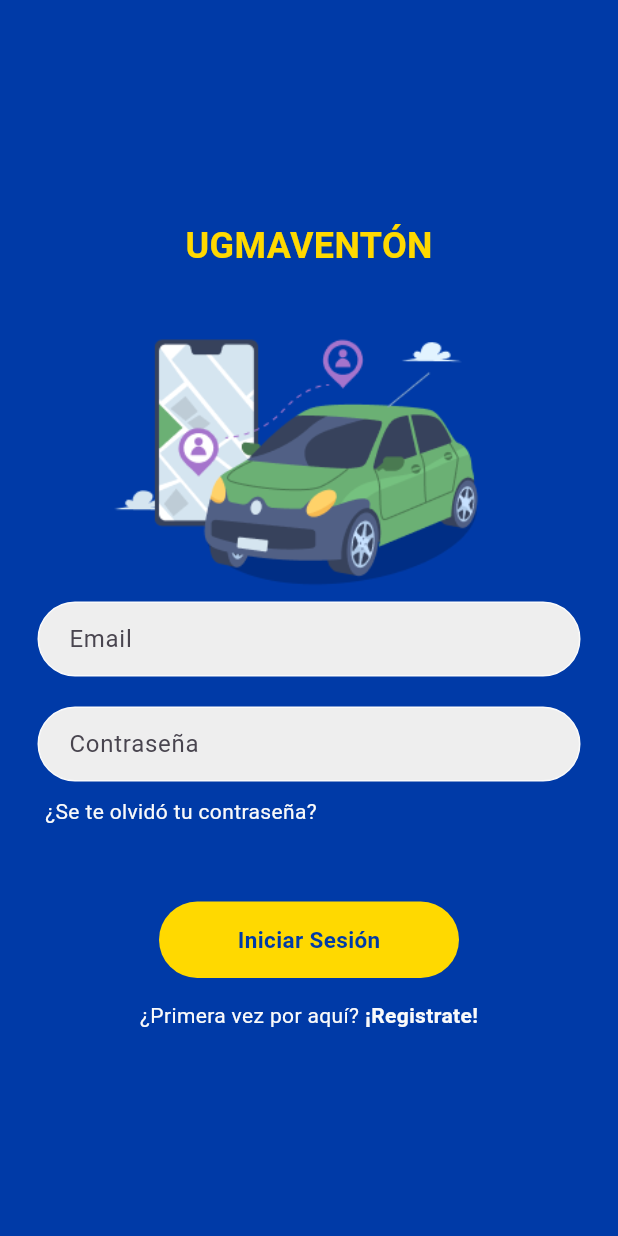
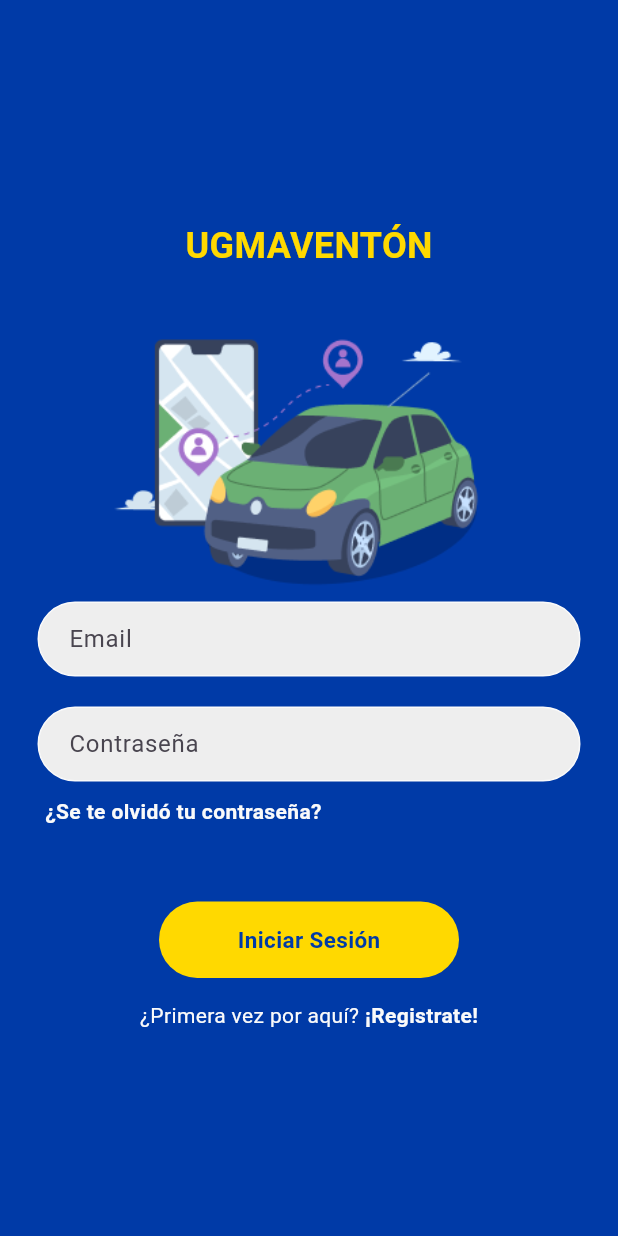
Before and after one commit to JoseL2119/ugmaventon-, a Flutter app: the screen it shows after launch, on a phone screen of 412 x 824 dp. Run offline on Flutter 3.47's test engine with Material 3 defaults, Android fonts, the phone set to English and light mode, and no system bars; our stand-ins replace cloud_firestore, firebase_auth, firebase_core, image_picker; accounts and stored records are empty.

Commit message:
Creacion Recovery_page para la contraseña utilizando firebase auth

```diff
--- a/lib/pages/login_page.dart
+++ b/lib/pages/login_page.dart
@@ -18,26 +18,23 @@ class _LoginPageState extends State<LoginPage> {
   @override
   Widget build(BuildContext context) {
     return Scaffold(
-      backgroundColor: Color(0xFF003AA7),
+      backgroundColor: const Color(0xFF003AA7),
       body: SafeArea(
         child: Center(
           child: SingleChildScrollView(
             child: Column(
               mainAxisAlignment: MainAxisAlignment.center,
               children: [
-                SizedBox(
-                  height: 10,
-                ),
-                Text(
+                const SizedBox(height: 10),
+                const Text(
                   'UGMAVENTÓN',
                   style: TextStyle(
                     fontWeight: FontWeight.bold,
                     fontSize: 24,
-                      color: Color(0xFFFFD900)),
+                    color: Color(0xFFFFD900),
                   ),
-                SizedBox(
-                  height: 20,
                 ),
+                const SizedBox(height: 20),
                 Image.asset(
                   'assets/logoapp.PNG', // Ruta de la imagen.
                   height: 200,
@@ -47,7 +44,7 @@ class _LoginPageState extends State<LoginPage> {
                   child: Container(
                     decoration: BoxDecoration(
                       color: Colors.grey[200],
-                      border: Border.all(color: Color(0xFFFAFAFA)),
+                      border: Border.all(color: const Color(0xFFFAFAFA)),
                       borderRadius: BorderRadius.circular(59),
                     ),
                     child: Center(
@@ -55,7 +52,7 @@ class _LoginPageState extends State<LoginPage> {
                         padding: const EdgeInsets.only(left: 20.0),
                         child: TextField(
                           controller: _emailController,
-                          decoration: InputDecoration(
+                          decoration: const InputDecoration(
                             border: InputBorder.none,
                             hintText: 'Email',
                           ),
@@ -64,15 +61,13 @@ class _LoginPageState extends State<LoginPage> {
                     ),
                   ),
                 ),
-                SizedBox(
-                  height: 20,
-                ),
+                const SizedBox(height: 20),
                 Padding(
                   padding: const EdgeInsets.symmetric(horizontal: 25.0),
                   child: Container(
                     decoration: BoxDecoration(
                       color: Colors.grey[200],
-                      border: Border.all(color: Color(0xFFFAFAFA)),
+                      border: Border.all(color: const Color(0xFFFAFAFA)),
                       borderRadius: BorderRadius.circular(59),
                     ),
                     child: Center(
@@ -81,7 +76,7 @@ class _LoginPageState extends State<LoginPage> {
                         child: TextField(
                           controller: _passwordController,
                           obscureText: true,
-                          decoration: InputDecoration(
+                          decoration: const InputDecoration(
                             border: InputBorder.none,
                             hintText: 'Contraseña',
                           ),
@@ -90,26 +85,28 @@ class _LoginPageState extends State<LoginPage> {
                     ),
                   ),
                 ),
-                SizedBox(
-                  height: 10,
-                ),
+                const SizedBox(height: 10),
                 Padding(
                   padding: const EdgeInsets.symmetric(horizontal: 30.0),
                   child: Row(
                     mainAxisAlignment: MainAxisAlignment.start,
                     children: [
-                      Text(
+                      GestureDetector(
+                        onTap: () {
+                          Navigator.pushNamed(context, '/password_recovery');
+                        },
+                        child: const Text(
                           '¿Se te olvidó tu contraseña?',
                           style: TextStyle(
                             color: Color(0xFFFAFAFA),
+                            fontWeight: FontWeight.bold,
+                          ),
                         ),
                       ),
                     ],
                   ),
                 ),
-                SizedBox(
-                  height: 50,
-                ),
+                const SizedBox(height: 50),
                 Padding(
                   padding: const EdgeInsets.symmetric(horizontal: 20.0),
                   child: GestureDetector(
@@ -124,25 +121,27 @@ class _LoginPageState extends State<LoginPage> {
 
                       if (success) {
                         ScaffoldMessenger.of(context).showSnackBar(
-                          SnackBar(content: Text("Inicio Exitoso")),
+                          const SnackBar(content: Text("Inicio Exitoso")),
                         );
 
                         // Redirigir a la pantalla de perfil de usuario
                         Navigator.pushNamed(context, '/user_profile');
                       } else {
                         ScaffoldMessenger.of(context).showSnackBar(
-                          SnackBar(content: Text('Correo o Contraseña incorrectos')),
+                          const SnackBar(
+                              content: Text('Correo o Contraseña incorrectos')),
                         );
                       }
                     },
                     child: Container(
                       width: 200,
-                      padding: EdgeInsets.symmetric(horizontal: 25, vertical: 15),
+                      padding: const EdgeInsets.symmetric(
+                          horizontal: 25, vertical: 15),
                       decoration: BoxDecoration(
-                        color: Color(0xFFFFD900),
+                        color: const Color(0xFFFFD900),
                         borderRadius: BorderRadius.circular(30),
                       ),
-                      child: Center(
+                      child: const Center(
                         child: Text(
                           'Iniciar Sesión',
                           style: TextStyle(
@@ -155,13 +154,11 @@ class _LoginPageState extends State<LoginPage> {
                     ),
                   ),
                 ),
-                SizedBox(
-                  height: 15,
-                ),
+                const SizedBox(height: 15),
                 Row(
                   mainAxisAlignment: MainAxisAlignment.center,
                   children: [
-                    Text(
+                    const Text(
                       '¿Primera vez por aquí?',
                       style: TextStyle(
                         color: Color(0xFFFAFAFA),
@@ -171,11 +168,12 @@ class _LoginPageState extends State<LoginPage> {
                       onTap: () {
                         Navigator.pushNamed(context, '/type_register');
                       },
-                      child: Text(
+                      child: const Text(
                         ' ¡Registrate!',
                         style: TextStyle(
                           color: Color(0xFFFAFAFA),
-                            fontWeight: FontWeight.bold),
+                          fontWeight: FontWeight.bold,
+                        ),
                       ),
                     ),
                   ],
--- a/lib/routes/app_routes.dart
+++ b/lib/routes/app_routes.dart
@@ -4,7 +4,7 @@ import '../pages/register_page.dart';
 import '../pages/type_register.dart'; // Importamos la pantalla de selección
 import '../pages/register_passenger.dart'; // Importamos la pantalla de pasajeros
 import '../pages/user_profile_page.dart'; // Importamos la pantalla de pasajeros
-
+import '../pages/password_recovery_page.dart'; // Importamos la página de recuperación
 
 class AppRoutes {
   static const initialRoute = '/login';
@@ -19,8 +19,10 @@ class AppRoutes {
         return MaterialPageRoute(builder: (context) => const TypeRegisterPage());
       case '/register_passenger':
         return MaterialPageRoute(builder: (context) => const RegisterPassengerPage());
-        case '/user_profile':
+      case '/user_profile':
         return MaterialPageRoute(builder: (context) => const UserProfilePage());
+      case '/password_recovery':
+        return MaterialPageRoute(builder: (context) => const PasswordRecoveryPage());
       default:
         return MaterialPageRoute(
           builder: (context) => const Scaffold(
```
Also changed, not shown: lib/pages/password_recovery_page.dart (added, +127 -0 lines), lib/services/auth_service.dart (+46 -3 lines). Lines whose indentation alone changed are shown as unchanged.
